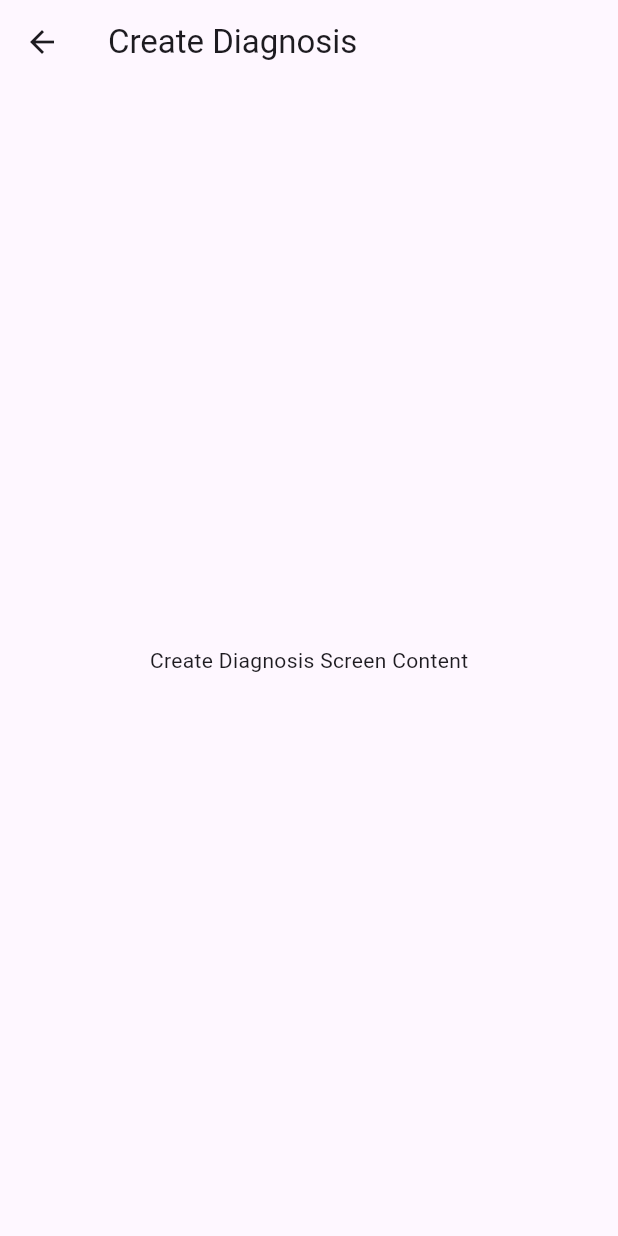
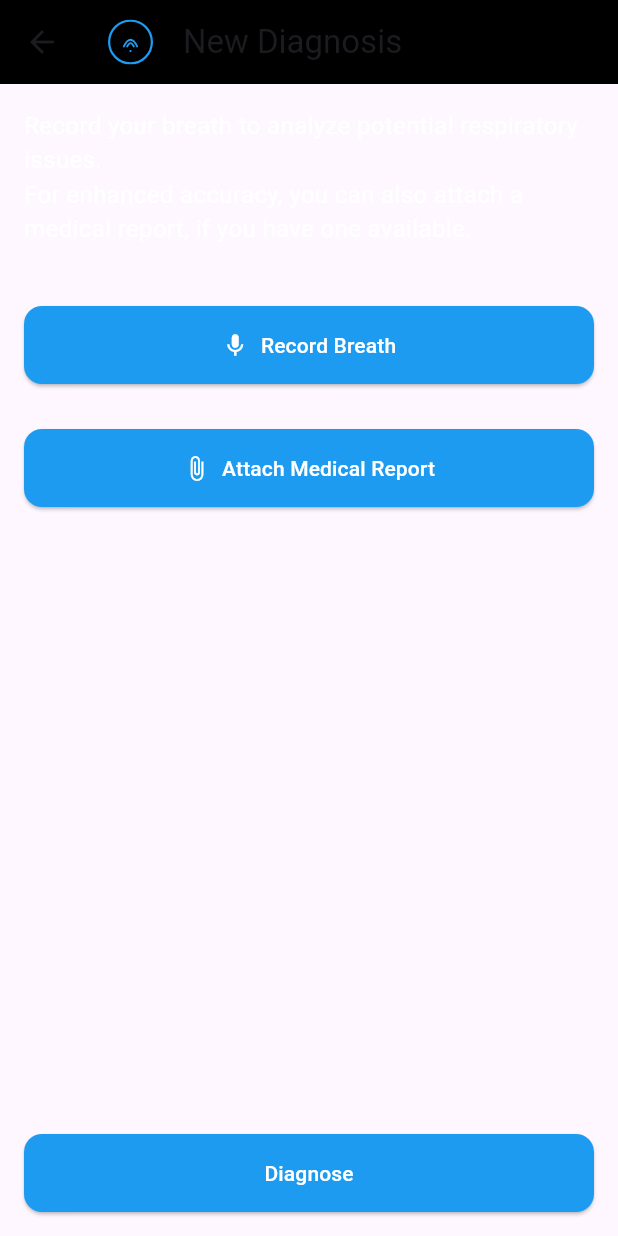
Before and after one commit to ahmedsilinii/breathing_analysis_app, a Flutter app: the CreateDiagnosisScreen screen opened directly, on a phone screen of 412 x 824 dp. Run offline on Flutter 3.47's test engine with Material 3 defaults, Android fonts, the phone set to English and light mode, and no system bars; our stand-ins replace appwrite, flutter_riverpod, flutter_svg, fpdart; statements that could not run were skipped.

Commit message:
Update create_diagnosis.dart

```diff
--- a/lib/features/diagnosis/views/create_diagnosis.dart
+++ b/lib/features/diagnosis/views/create_diagnosis.dart
@@ -1,11 +1,17 @@
+import 'package:breathing_analysis_app/constants/constants.dart';
+import 'package:breathing_analysis_app/theme/palette.dart';
 import 'package:flutter/material.dart';
 import 'package:flutter_riverpod/flutter_riverpod.dart';
+import 'package:flutter_svg/flutter_svg.dart';
 
 class CreateDiagnosisScreen extends ConsumerStatefulWidget {
+  static route() =>
+      MaterialPageRoute(builder: (context) => const CreateDiagnosisScreen());
   const CreateDiagnosisScreen({super.key});
 
   @override
-    ConsumerState<CreateDiagnosisScreen> createState() => _CreateDiagnosisScreenState();
+  ConsumerState<CreateDiagnosisScreen> createState() =>
+      _CreateDiagnosisScreenState();
 }
 
 class _CreateDiagnosisScreenState extends ConsumerState<CreateDiagnosisScreen> {
@@ -13,10 +19,79 @@ class _CreateDiagnosisScreenState extends ConsumerState<CreateDiagnosisScreen> {
   Widget build(BuildContext context) {
     return Scaffold(
       appBar: AppBar(
-                title: const Text('Create Diagnosis'),
+        title: Row(
+          children: [
+            SvgPicture.asset(
+              AssetsConstants.breathingLogo,
+              // ignore: deprecated_member_use
+              color: Palette.blueColor,
+              height: 30,
             ),
-            body: Center(
-                child: const Text('Create Diagnosis Screen Content'),
+            const SizedBox(width: 20),
+            const Text('New Diagnosis'),
+          ],
+        ),
+        backgroundColor: Palette.backgroundColor,
+      ),
+      body: Padding(
+        padding: const EdgeInsets.all(16.0),
+        child: Column(
+          crossAxisAlignment: CrossAxisAlignment.stretch,
+          children: [
+            const Text(
+              'Record your breath to analyze potential respiratory issues.\nFor enhanced accuracy, you can also attach a medical report, if you have one available.',
+              textAlign: TextAlign.left,
+              style: TextStyle(fontSize: 16.0, color: Palette.whiteColor),
+            ),
+            const SizedBox(height: 40),
+            ElevatedButton.icon(
+              style: ElevatedButton.styleFrom(
+                backgroundColor: Palette.blueColor,
+                foregroundColor: Colors.white,
+                shape: RoundedRectangleBorder(
+                  borderRadius: BorderRadius.circular(12.0),
+                ),
+                padding: const EdgeInsets.symmetric(vertical: 16.0),
+              ),
+              onPressed: () {
+                // TODO: Implement recording functionality
+              },
+              icon: const Icon(Icons.mic),
+              label: const Text('Record Breath'),
+            ),
+            const SizedBox(height: 30),
+            ElevatedButton.icon(
+              style: ElevatedButton.styleFrom(
+                backgroundColor: Palette.blueColor,
+                foregroundColor: Colors.white,
+                shape: RoundedRectangleBorder(
+                  borderRadius: BorderRadius.circular(12.0),
+                ),
+                padding: const EdgeInsets.symmetric(vertical: 16.0),
+              ),
+              onPressed: () {
+                // TODO: Implement file attachment functionality
+              },
+              icon: const Icon(Icons.attach_file),
+              label: const Text('Attach Medical Report'),
+            ),
+            const Spacer(),
+            ElevatedButton(
+              style: ElevatedButton.styleFrom(
+                backgroundColor: Palette.blueColor,
+                foregroundColor: Colors.white,
+                shape: RoundedRectangleBorder(
+                  borderRadius: BorderRadius.circular(12.0),
+                ),
+                padding: const EdgeInsets.symmetric(vertical: 16.0),
+              ),
+              onPressed: () {
+                // TODO: Implement diagnosis functionality
+              },
+              child: const Text('Diagnose'),
+            ),
+          ],
+        ),
       ),
     );
   }
```
Lines whose indentation alone changed are shown as unchanged.
